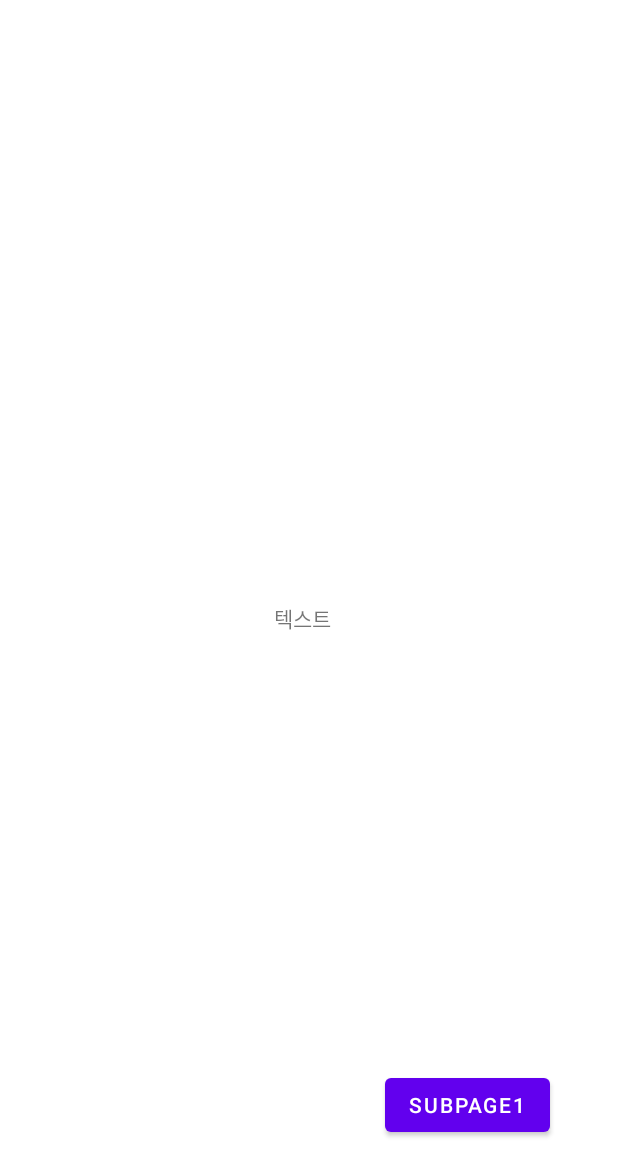
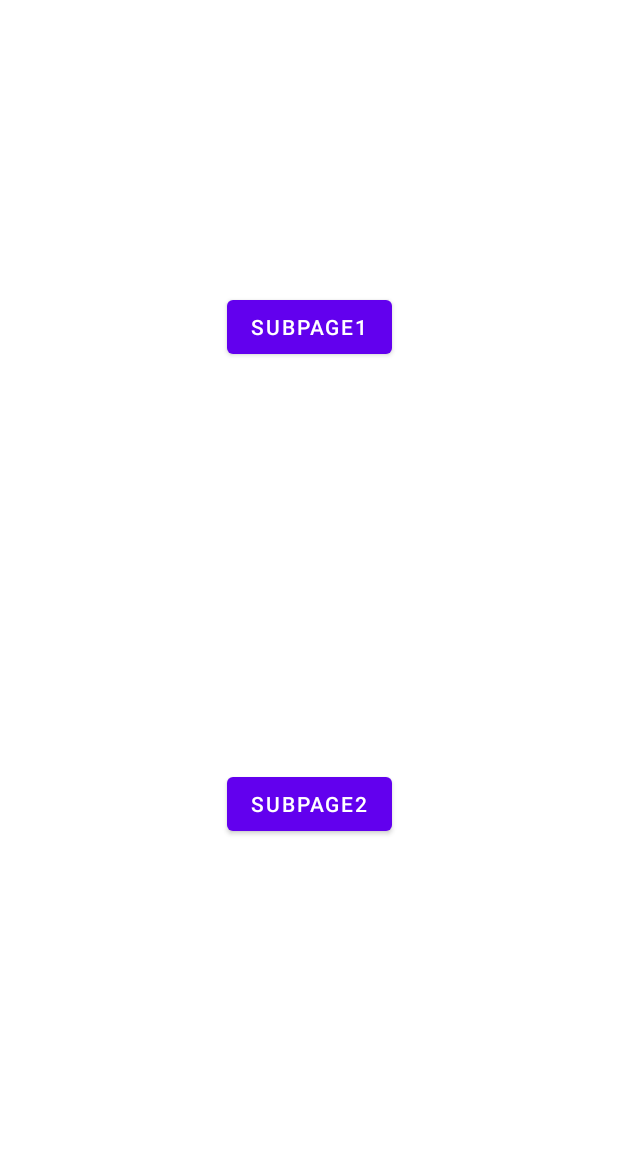
Before and after one commit to raven724/imagestyletransfer, an Android app: the MainPage screen opened directly, with no data from a screen before it, on a phone screen of 412 x 824 dp. Shown: the top 1176 px of the screen. Run offline under Robolectric (Android 15) with nearby library versions, the phone set to English and light mode, and no system bars.

Commit message:
commit 0112 result. Add Activities.

```diff
--- a/src/pri/app/src/main/java/com/pri/practice/MainPage.kt
+++ b/src/pri/app/src/main/java/com/pri/practice/MainPage.kt
@@ -4,16 +4,24 @@ import android.content.Intent
 import androidx.appcompat.app.AppCompatActivity
 import android.os.Bundle
 import android.widget.Button
+import java.lang.IndexOutOfBoundsException
 
 class MainPage : AppCompatActivity() {
     override fun onCreate(savedInstanceState: Bundle?) {
         super.onCreate(savedInstanceState)
         setContentView(R.layout.activity_main_page)
 
-        val subBtn1: Button = findViewById(R.id.btn_sub1)
-        subBtn1.setOnClickListener {
-            val intentSubMove1 = Intent(this, SubPage::class.java)
-            startActivity(intentSubMove1)
+        val btnSubpage1: Button = findViewById(R.id.btn_sub1)
+        val btnSubpage2: Button = findViewById(R.id.btn_sub2)
+
+        btnSubpage1.setOnClickListener {
+            val intentSubpage1 = Intent(this, SubActivity1::class.java)
+            startActivity(intentSubpage1)
+        }
+
+        btnSubpage2.setOnClickListener {
+            val intentSubpage2 = Intent(this, SubActivity2::class.java)
+            startActivity(intentSubpage2)
         }
     }
 }
--- a/src/pri/app/src/main/java/com/pri/practice/SubPage.kt
+++ b/src/pri/app/src/main/java/com/pri/practice/SubActivity1_1.kt
@@ -3,9 +3,9 @@ package com.pri.practice
 import androidx.appcompat.app.AppCompatActivity
 import android.os.Bundle
 
-class SubPage : AppCompatActivity() {
+class SubActivity1_1 : AppCompatActivity() {
     override fun onCreate(savedInstanceState: Bundle?) {
         super.onCreate(savedInstanceState)
-        setContentView(R.layout.activity_sub_page)
+        setContentView(R.layout.activity_sub_activity1_1)
     }
 }
--- a/src/pri/app/src/main/res/layout/activity_main_page.xml
+++ b/src/pri/app/src/main/res/layout/activity_main_page.xml
@@ -6,16 +6,6 @@
     android:layout_height="match_parent"
     tools:context=".MainPage">
 
-    <TextView
-        android:id="@+id/textView"
-        android:layout_width="47dp"
-        android:layout_height="22dp"
-        android:text="텍스트"
-        app:layout_constraintBottom_toBottomOf="parent"
-        app:layout_constraintEnd_toEndOf="parent"
-        app:layout_constraintStart_toStartOf="parent"
-        app:layout_constraintTop_toTopOf="parent" />
-
     <Button
         android:id="@+id/btn_sub1"
         android:layout_width="wrap_content"
@@ -23,8 +13,18 @@
         android:text="subpage1"
         app:layout_constraintBottom_toBottomOf="parent"
         app:layout_constraintEnd_toEndOf="parent"
-        app:layout_constraintHorizontal_bias="0.85"
         app:layout_constraintStart_toStartOf="parent"
-        app:layout_constraintTop_toBottomOf="@+id/textView"
-        app:layout_constraintVertical_bias="0.82" />
+        app:layout_constraintTop_toTopOf="parent"
+        app:layout_constraintVertical_bias="0.25" />
+
+    <Button
+        android:id="@+id/btn_sub2"
+        android:layout_width="wrap_content"
+        android:layout_height="wrap_content"
+        android:text="subpage2"
+        app:layout_constraintBottom_toBottomOf="parent"
+        app:layout_constraintEnd_toEndOf="parent"
+        app:layout_constraintStart_toStartOf="parent"
+        app:layout_constraintTop_toTopOf="parent"
+        app:layout_constraintVertical_bias="0.65999997" />
 </androidx.constraintlayout.widget.ConstraintLayout>
--- a/src/pri/app/src/main/res/layout/activity_sub_page.xml
+++ b/src/pri/app/src/main/res/layout/activity_sub1.xml
@@ -4,6 +4,6 @@
     xmlns:tools="http://schemas.android.com/tools"
     android:layout_width="match_parent"
     android:layout_height="match_parent"
-    tools:context=".SubPage">
+    tools:context=".SubActivity1">
 
 </androidx.constraintlayout.widget.ConstraintLayout>
```
Also changed, not shown: src/pri/app/src/main/java/com/pri/practice/SubActivity1.kt (added, +11 -0 lines), src/pri/app/src/main/java/com/pri/practice/SubActivity2.kt (added, +11 -0 lines), src/pri/app/src/main/res/layout/activity_sub2.xml (added, +9 -0 lines), src/pri/app/src/main/res/layout/activity_sub_activity1_1.xml (added, +7 -0 lines).
